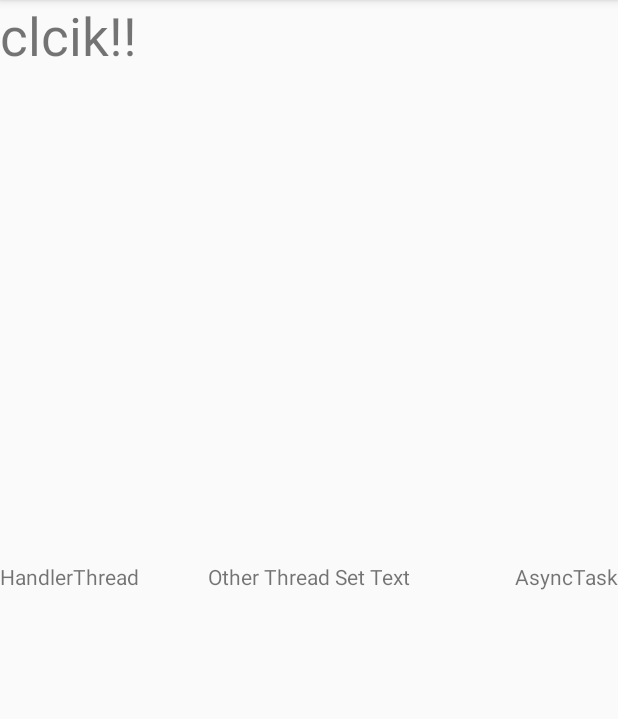
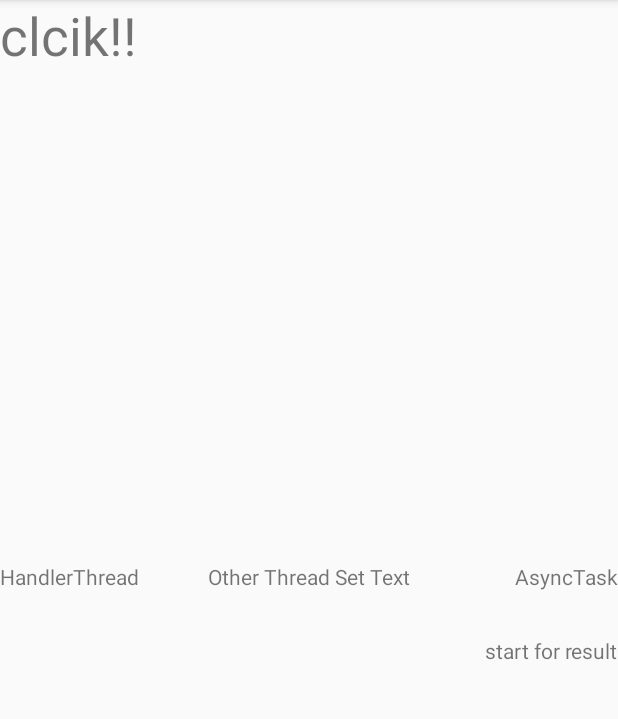
Before and after one commit to kiyoung-Lee/android-nextstep-study, an Android app: the screen it shows after launch (MainActivity), on a phone screen of 412 x 824 dp, the part 84-803 px from its top. Run offline under Robolectric (Android 15) with nearby library versions, the phone set to English and light mode, and no system bars.

Commit message:
Activity Start for Result Sample Upload

```diff
--- a/app/src/main/AndroidManifest.xml
+++ b/app/src/main/AndroidManifest.xml
@@ -17,7 +17,10 @@
             </intent-filter>
         </activity>
         <activity android:name=".handlerthread.HandlerThreadActivity" />
-        <activity android:name=".asynctask.AsyncTaskActivity"></activity>
+        <activity android:name=".asynctask.AsyncTaskActivity" />
+        <activity android:name=".activity_result.ActivityA" />
+        <activity android:name=".activity_result.ActivityB" />
+        <activity android:name=".activity_result.ActivityC"></activity>
     </application>
 
 </manifest>
--- a/app/src/main/java/com/example/luke/myapplication/MainActivity.java
+++ b/app/src/main/java/com/example/luke/myapplication/MainActivity.java
@@ -7,6 +7,7 @@ import android.os.Bundle;
 import android.view.View;
 import android.widget.TextView;
 
+import com.example.luke.myapplication.activity_result.ActivityA;
 import com.example.luke.myapplication.asynctask.AsyncTaskActivity;
 import com.example.luke.myapplication.handler.LooperThread;
 import com.example.luke.myapplication.handlerthread.HandlerThreadActivity;
@@ -18,6 +19,7 @@ public class MainActivity extends AppCompatActivity {
     private TextView handlerButton;
     private TextView moveHandlerTheradActivityButton;
     private TextView asyncTaskButton;
+    private TextView startActivityForResultButton;
 
     private int count = 0;
     private static final int DELAY_TIME = 500;
@@ -32,6 +34,7 @@ public class MainActivity extends AppCompatActivity {
         handlerButton = findViewById(R.id.click_text_view);
         moveHandlerTheradActivityButton = findViewById(R.id.handler_thread_activity_text_view);
         asyncTaskButton = findViewById(R.id.async_task_text_view);
+        startActivityForResultButton = findViewById(R.id.start_for_result_text_view);
         handler = new Handler();
 
         thread = new LooperThread(textView);
@@ -70,6 +73,13 @@ public class MainActivity extends AppCompatActivity {
                 startActivity(intent);
             }
         });
+
+        startActivityForResultButton.setOnClickListener(new View.OnClickListener() {
+            @Override
+            public void onClick(View v) {
+                startActivity(new Intent(getApplicationContext(), ActivityA.class));
+            }
+        });
     }
 
     private Runnable updateTimeTask = new Runnable() {
--- a/app/src/main/res/layout/activity_main.xml
+++ b/app/src/main/res/layout/activity_main.xml
@@ -42,4 +42,14 @@
         app:layout_constraintRight_toRightOf="parent"
         />
 
+    <TextView
+        android:id="@+id/start_for_result_text_view"
+        android:layout_width="wrap_content"
+        android:layout_height="wrap_content"
+        android:text="start for result"
+        android:layout_marginTop="30dp"
+        app:layout_constraintTop_toBottomOf="@id/async_task_text_view"
+        app:layout_constraintRight_toRightOf="parent"
+        />
+
 </android.support.constraint.ConstraintLayout>
```
Also changed, not shown: app/src/main/java/com/example/luke/myapplication/activity_result/ActivityA.java (added, +41 -0 lines), app/src/main/java/com/example/luke/myapplication/activity_result/ActivityB.java (added, +22 -0 lines), app/src/main/java/com/example/luke/myapplication/activity_result/ActivityC.java (added, +22 -0 lines), app/src/main/res/layout/activity_a.xml (added, +21 -0 lines), app/src/main/res/layout/activity_b.xml (added, +9 -0 lines), app/src/main/res/layout/activity_c.xml (added, +9 -0 lines).
